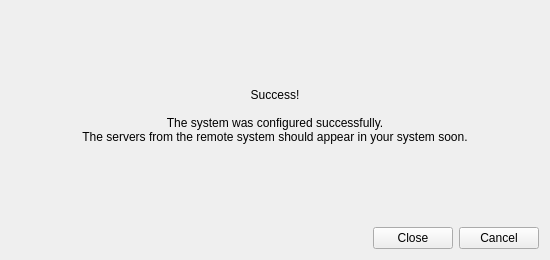
First picture: the form in client/src/ui/dialogs/merge_systems_dialog.ui, repository networkoptix/nx_open, before the edit.
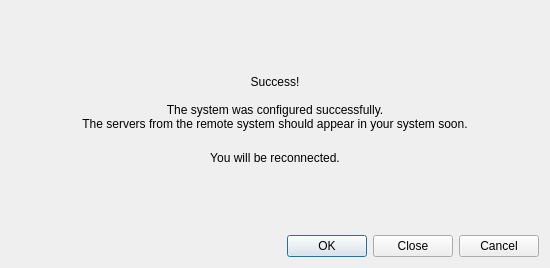
Second picture: the form after the edit. The open tabs and pages were chosen to show the change. Custom widgets are drawn as their Qt base class.

Commit message:
VMS-1851: Warn user he'll be reconnected after merge if the remote settings are taken.
<==== Mercurial data ====>
Branch: dev_2.5.0_gui

Diff of the .ui file:
```diff
--- a/client/src/ui/dialogs/merge_systems_dialog.ui
+++ b/client/src/ui/dialogs/merge_systems_dialog.ui
@@ -7,7 +7,7 @@
     <x>0</x>
     <y>0</y>
     <width>550</width>
-    <height>260</height>
+    <height>268</height>
    </rect>
   </property>
   <property name="windowTitle">
@@ -180,6 +180,22 @@
      </widget>
      <widget class="QWidget" name="finalPage">
       <layout class="QVBoxLayout" name="verticalLayout_6">
+       <property name="spacing">
+        <number>20</number>
+       </property>
+       <item>
+        <spacer name="verticalSpacer_2">
+         <property name="orientation">
+          <enum>Qt::Vertical</enum>
+         </property>
+         <property name="sizeHint" stdset="0">
+          <size>
+           <width>20</width>
+           <height>40</height>
+          </size>
+         </property>
+        </spacer>
+       </item>
        <item>
         <widget class="QLabel" name="successLabel">
          <property name="text">
@@ -193,6 +209,29 @@
          </property>
         </widget>
        </item>
+       <item>
+        <widget class="QLabel" name="reconnectLabel">
+         <property name="text">
+          <string>You will be reconnected.</string>
+         </property>
+         <property name="alignment">
+          <set>Qt::AlignCenter</set>
+         </property>
+        </widget>
+       </item>
+       <item>
+        <spacer name="verticalSpacer_3">
+         <property name="orientation">
+          <enum>Qt::Vertical</enum>
+         </property>
+         <property name="sizeHint" stdset="0">
+          <size>
+           <width>20</width>
+           <height>40</height>
+          </size>
+         </property>
+        </spacer>
+       </item>
       </layout>
      </widget>
     </widget>
@@ -203,24 +242,24 @@
       <enum>Qt::Horizontal</enum>
      </property>
      <property name="standardButtons">
-      <set>QDialogButtonBox::Cancel|QDialogButtonBox::Close</set>
+      <set>QDialogButtonBox::Cancel|QDialogButtonBox::Close|QDialogButtonBox::Ok</set>
      </property>
     </widget>
    </item>
   </layout>
  </widget>
  <customwidgets>
-  <customwidget>
-   <class>QnDialogButtonBox</class>
-   <extends>QDialogButtonBox</extends>
-   <header location="global">ui/widgets/dialog_button_box.h</header>
-  </customwidget>
   <customwidget>
    <class>QnWordWrappedLabel</class>
    <extends>QWidget</extends>
    <header location="global">ui/widgets/word_wrapped_label.h</header>
    <container>1</container>
   </customwidget>
+  <customwidget>
+   <class>QnDialogButtonBox</class>
+   <extends>QDialogButtonBox</extends>
+   <header location="global">ui/widgets/dialog_button_box.h</header>
+  </customwidget>
  </customwidgets>
  <tabstops>
   <tabstop>urlComboBox</tabstop>
```
Left out of the diff: 2 changed lines with no effect on the pictures. The commit also changes 1 other file.
